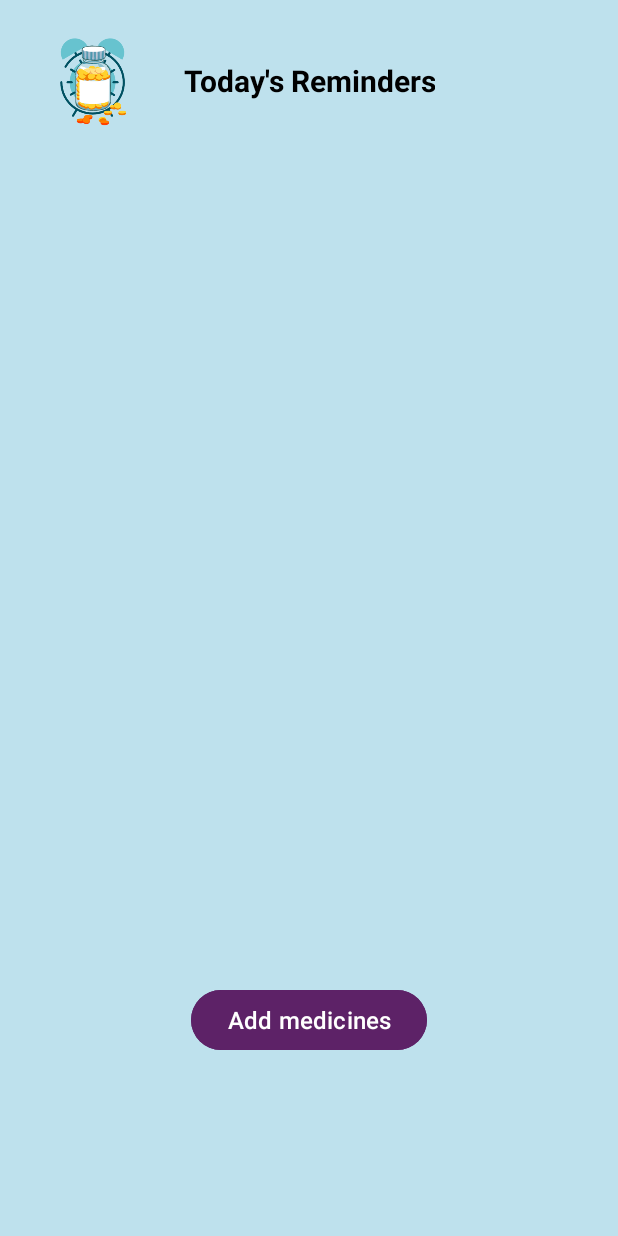
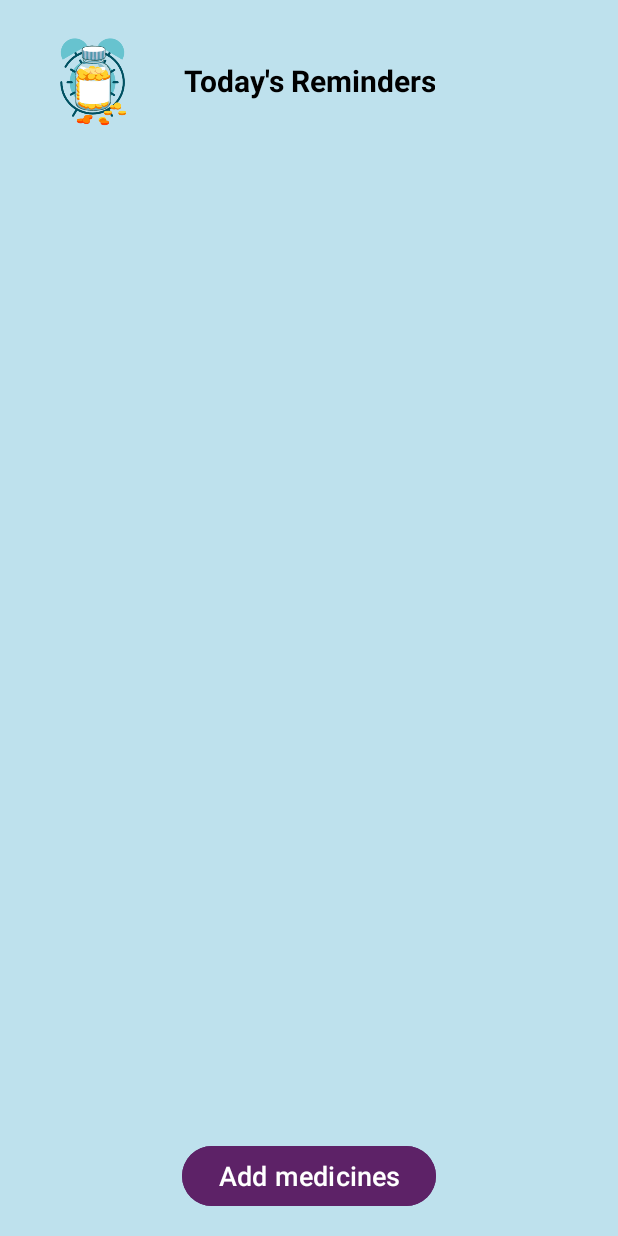
Before and after one commit to Shyamal011/ReMedi, an Android app: the gReminders screen opened directly, with no data from a screen before it, on a phone screen of 412 x 824 dp. Run offline under Robolectric (Android 15) with nearby library versions, the light colour scheme and no system bars.

Commit message:
abhishek002

```diff
--- a/app/src/main/res/layout/activity_greminders.xml
+++ b/app/src/main/res/layout/activity_greminders.xml
@@ -28,26 +28,39 @@
         android:text="@string/tdy_rem"
         android:textSize="20sp"
         android:textStyle="bold"
+        android:textColor="@color/black"
         android:textAlignment="center"
-        android:textColor="@color/black"
         app:layout_constraintEnd_toEndOf="parent"
         app:layout_constraintStart_toStartOf="parent"
         app:layout_constraintTop_toTopOf="parent" />
 
+    <!-- Button must be constrained to the bottom -->
     <Button
         android:id="@+id/button"
         android:layout_width="wrap_content"
         android:layout_height="wrap_content"
         android:backgroundTint="@color/purple"
         android:onClick="addMed"
+        android:textAlignment="center"
+        android:textSize="18sp"
         android:text="@string/ad_med"
         android:textColor="@color/white"
-        android:textSize="16sp"
-        android:textAlignment="center"
+        android:layout_marginBottom="16dp"
         app:layout_constraintBottom_toBottomOf="parent"
         app:layout_constraintEnd_toEndOf="parent"
+        app:layout_constraintStart_toStartOf="parent" />
+
+    <!-- RecyclerView's bottom constraint is now the Button's top -->
+    <androidx.recyclerview.widget.RecyclerView
+        android:id="@+id/recyclerView"
+        android:layout_width="0dp"
+        android:layout_height="0dp"
+        android:layout_margin="16dp"
+        app:layout_constraintBottom_toTopOf="@id/button"
+        app:layout_constraintEnd_toEndOf="parent"
         app:layout_constraintStart_toStartOf="parent"
-        app:layout_constraintTop_toBottomOf="@+id/textView"
-        app:layout_constraintVertical_bias="0.831" />
+        app:layout_constraintTop_toBottomOf="@id/textView"
+        app:layout_constraintVertical_bias="0.0" /> <!-- CRITICAL CHANGE HERE -->
+
 
 </androidx.constraintlayout.widget.ConstraintLayout>
```
Also changed, not shown: app/src/main/java/com/example/remedi/ChatBot.java (+25 -39 lines), app/src/main/res/layout/activity_ginventory.xml (+14 -3 lines).
